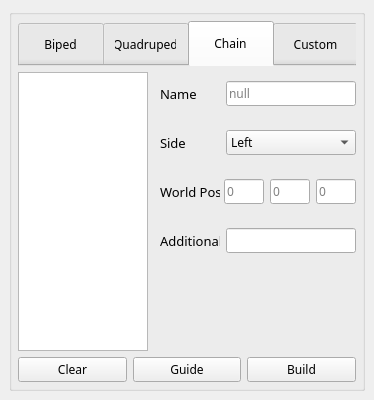
First picture: the form in ui/autoRigger.ui, repository leixingyu/autoRigger, before the edit.
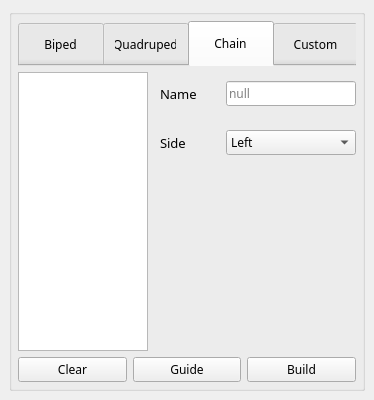
Second picture: the form after the edit.

Commit message: ui component cleanup pass

The edit to the form file:
```diff
--- a/ui/autoRigger.ui
+++ b/ui/autoRigger.ui
@@ -306,123 +306,14 @@
               </widget>
              </item>
              <item>
-              <widget class="QWidget" name="widget_4" native="true">
-               <property name="autoFillBackground">
-                <bool>false</bool>
+              <layout class="QVBoxLayout" name="ui_custom_layout">
+               <property name="topMargin">
+                <number>9</number>
                </property>
-               <layout class="QHBoxLayout" name="horizontalLayout_4">
-                <property name="leftMargin">
-                 <number>0</number>
-                </property>
-                <property name="rightMargin">
-                 <number>0</number>
-                </property>
-                <item>
-                 <widget class="QLabel" name="label_3">
-                  <property name="minimumSize">
-                   <size>
-                    <width>60</width>
-                    <height>0</height>
-                   </size>
-                  </property>
-                  <property name="maximumSize">
-                   <size>
-                    <width>60</width>
-                    <height>16777215</height>
-                   </size>
-                  </property>
-                  <property name="font">
-                   <font>
-                    <family>Bahnschrift</family>
-                    <pointsize>10</pointsize>
-                   </font>
-                  </property>
-                  <property name="text">
-                   <string>World Pos</string>
-                  </property>
-                 </widget>
-                </item>
-                <item>
-                 <widget class="QLineEdit" name="ui_worldX">
-                  <property name="maximumSize">
-                   <size>
-                    <width>40</width>
-                    <height>16777215</height>
-                   </size>
-                  </property>
-                  <property name="placeholderText">
-                   <string>0</string>
-                  </property>
-                 </widget>
-                </item>
-                <item>
-                 <widget class="QLineEdit" name="ui_worldY">
-                  <property name="maximumSize">
-                   <size>
-                    <width>40</width>
-                    <height>16777215</height>
-                   </size>
-                  </property>
-                  <property name="placeholderText">
-                   <string>0</string>
-                  </property>
-                 </widget>
-                </item>
-                <item>
-                 <widget class="QLineEdit" name="ui_worldZ">
-                  <property name="maximumSize">
-                   <size>
-                    <width>40</width>
-                    <height>16777215</height>
-                   </size>
-                  </property>
-                  <property name="placeholderText">
-                   <string>0</string>
-                  </property>
-                 </widget>
-                </item>
-               </layout>
-              </widget>
-             </item>
-             <item>
-              <widget class="QWidget" name="widget_5" native="true">
-               <layout class="QHBoxLayout" name="horizontalLayout_5">
-                <property name="leftMargin">
-                 <number>0</number>
-                </property>
-                <property name="rightMargin">
-                 <number>0</number>
-                </property>
-                <item>
-                 <widget class="QLabel" name="ui_adLabel">
-                  <property name="minimumSize">
-                   <size>
-                    <width>60</width>
-                    <height>0</height>
-                   </size>
-                  </property>
-                  <property name="maximumSize">
-                   <size>
-                    <width>60</width>
-                    <height>16777215</height>
-                   </size>
-                  </property>
-                  <property name="font">
-                   <font>
-                    <family>Bahnschrift</family>
-                    <pointsize>10</pointsize>
-                   </font>
-                  </property>
-                  <property name="text">
-                   <string>Additional</string>
-                  </property>
-                 </widget>
-                </item>
-                <item>
-                 <widget class="QLineEdit" name="ui_adEdit"/>
-                </item>
-               </layout>
-              </widget>
+               <property name="bottomMargin">
+                <number>9</number>
+               </property>
+              </layout>
              </item>
              <item>
               <spacer name="verticalSpacer">
```
The commit also changes 4 other files.
